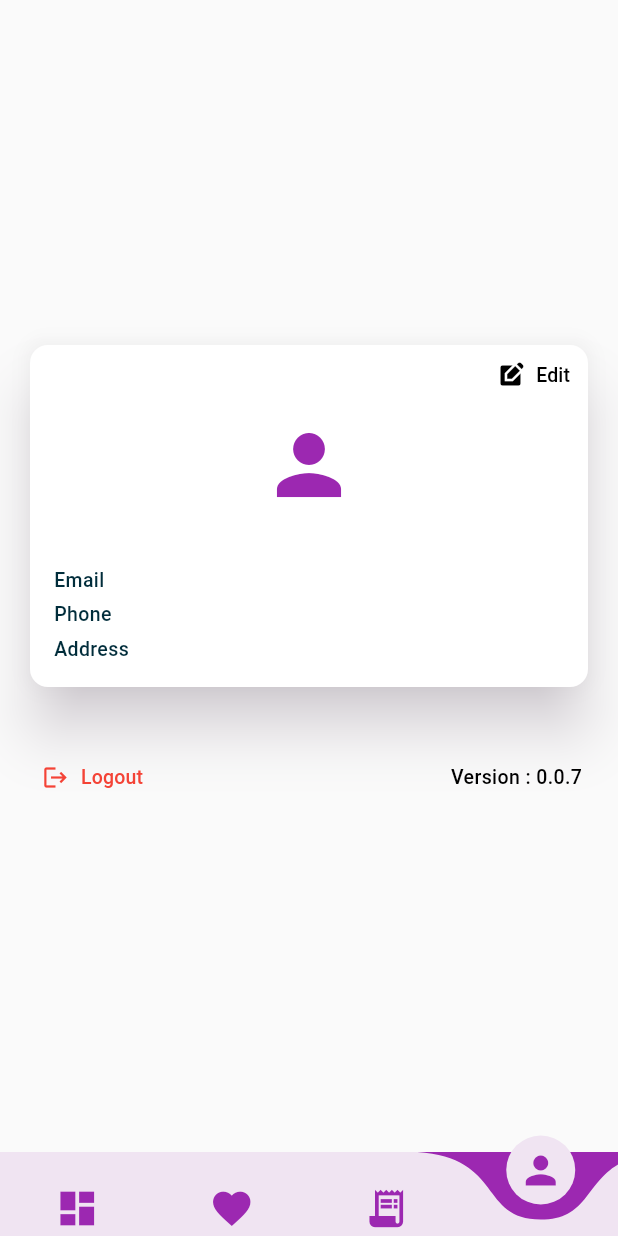
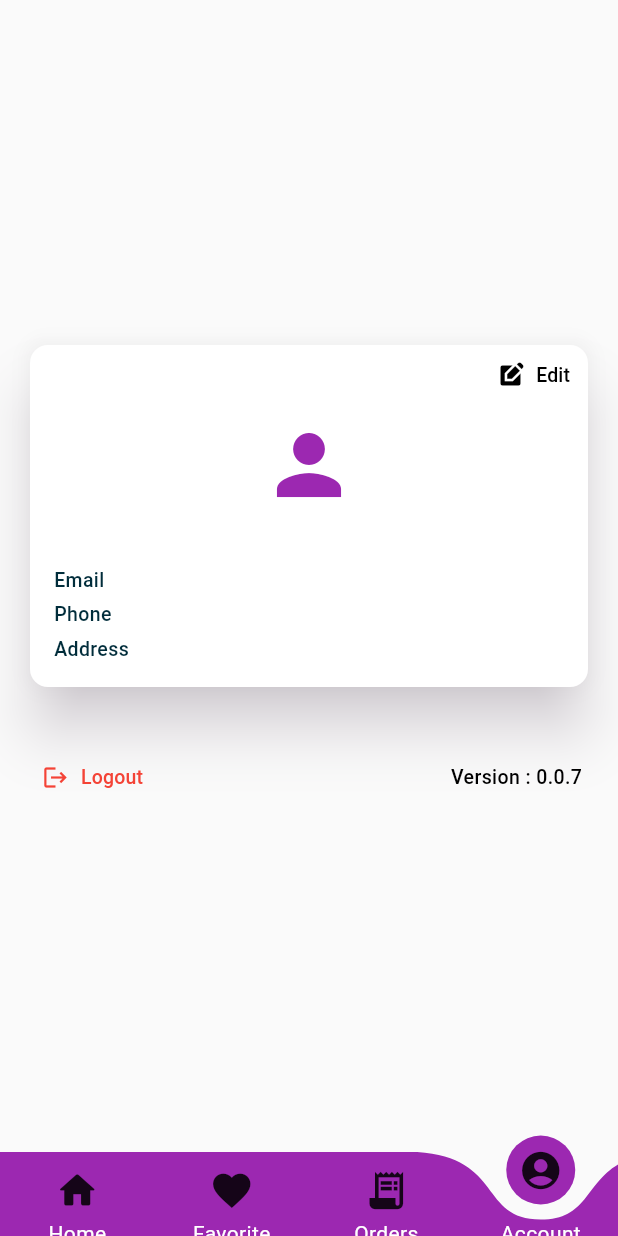
Before and after one commit to naing-pyae-hlyan/apos-app, a Flutter app: the NavHomePage screen opened directly, item 4 of the bottom bar chosen, on a phone screen of 412 x 824 dp. Run offline on Flutter 3.47's test engine with Material 3 defaults, Android fonts, the phone set to English and light mode, and no system bars; drawn by our look-alikes of curved_labeled_navigation_bar, curved_navigation_bar; our stand-ins replace cloud_firestore, equatable, firebase_auth, firebase_core, firebase_messaging, flutter_bloc and 5 more; accounts and stored records are empty.

```diff
--- a/lib/models/customer_model.dart
+++ b/lib/models/customer_model.dart
@@ -11,6 +11,7 @@ class CustomerModel {
   final int status;
   final String? fcmToken;
   final DateTime createdDate;
+  // final Map<String, List<String>> favourites;
 
   CustomerModel({
     this.id,
@@ -23,6 +24,7 @@ class CustomerModel {
     required this.status,
     required this.fcmToken,
     required this.createdDate,
+    // required this.favourites,
   });
 
   factory CustomerModel.fromJson(Map<String, dynamic> json, String? id) {
--- a/lib/views/pages/nav_home_page.dart
+++ b/lib/views/pages/nav_home_page.dart
@@ -1,5 +1,6 @@
 import 'package:apos_app/lib_exp.dart';
-import 'package:curved_navigation_bar/curved_navigation_bar.dart';
+import 'package:curved_labeled_navigation_bar/curved_navigation_bar.dart';
+import 'package:curved_labeled_navigation_bar/curved_navigation_bar_item.dart';
 
 enum NavHomeEnum { products, fav, orders, account }
 
@@ -11,54 +12,76 @@ class NavHomePage extends StatefulWidget {
 }
 
 class _NavHomePageState extends State<NavHomePage> {
-  NavHomeEnum _currentPage = NavHomeEnum.products;
+  int _selectedIndex = 0;
 
-  void _onDidChangedNavBar(NavHomeEnum navItem) {
-    if (navItem == _currentPage) return;
+  void _onDidChangedNavBar(int index) {
+    if (index == _selectedIndex) return;
     setState(() {
-      _currentPage = navItem;
+      _selectedIndex = index;
     });
   }
+
+  final List<Widget> _tabs = const [
+    NavProductsPage(),
+    NavFavPage(),
+    NavOrdersPage(),
+    NavAccountPage(),
+  ];
 
   @override
   Widget build(BuildContext context) {
     return SafeArea(
       child: Scaffold(
-        body: switch (_currentPage) {
-          NavHomeEnum.products => const NavProductsPage(),
-          NavHomeEnum.fav => const NavFavPage(),
-          NavHomeEnum.orders => const NavOrdersPage(),
-          NavHomeEnum.account => const NavAccountPage(),
-        },
+        body: _tabs[_selectedIndex],
         bottomNavigationBar: CurvedNavigationBar(
-          color: Consts.secondaryColor,
-          backgroundColor: Consts.primaryColor,
-          buttonBackgroundColor: Consts.secondaryColor,
+          color: Consts.primaryColor,
+          backgroundColor: Consts.scaffoldBackgroundColor,
+          buttonBackgroundColor: Consts.primaryColor,
           height: 56,
-          items: const [
-            Icon(Icons.dashboard, color: Consts.primaryColor, size: 30),
-            Icon(Icons.favorite, color: Consts.primaryColor, size: 30),
-            Icon(Icons.receipt_long, color: Consts.primaryColor, size: 30),
-            Icon(Icons.person, color: Consts.primaryColor, size: 30),
+          items: [
+            CurvedNavigationBarItem(
+              child: const Icon(
+                Icons.home_rounded,
+                size: 30,
+              ),
+              label: "Home",
+              labelStyle: navBarLabelStyle,
+            ),
+            CurvedNavigationBarItem(
+              child: const Icon(
+                Icons.favorite,
+                size: 30,
+              ),
+              label: "Favorite",
+              labelStyle: navBarLabelStyle,
+            ),
+            CurvedNavigationBarItem(
+              child: const Icon(
+                Icons.receipt_long,
+                size: 30,
+              ),
+              label: "Orders",
+              labelStyle: navBarLabelStyle,
+            ),
+            CurvedNavigationBarItem(
+              child: const Icon(
+                Icons.account_circle_rounded,
+                size: 30,
+              ),
+              label: "Account",
+              labelStyle: navBarLabelStyle,
+            ),
           ],
           onTap: (int index) {
-            switch (index) {
-              case 0:
-                _onDidChangedNavBar(NavHomeEnum.products);
-                break;
-              case 1:
-                _onDidChangedNavBar(NavHomeEnum.fav);
-                break;
-              case 2:
-                _onDidChangedNavBar(NavHomeEnum.orders);
-                break;
-              case 3:
-                _onDidChangedNavBar(NavHomeEnum.account);
-                break;
-            }
+            _onDidChangedNavBar(index);
           },
         ),
       ),
     );
   }
+
+  TextStyle get navBarLabelStyle => const TextStyle(
+        color: Colors.white,
+        overflow: TextOverflow.ellipsis,
+      );
 }
--- a/pubspec.yaml
+++ b/pubspec.yaml
@@ -20,9 +20,9 @@ dependencies:
   package_info_plus: ^8.0.1
   shared_preferences: ^2.2.3
   crypto: ^3.0.3
-  curved_navigation_bar: ^1.0.6
   firebase_auth: ^5.1.4
   pin_code_fields: ^8.0.1
+  curved_labeled_navigation_bar: ^2.0.2
 
 dev_dependencies:
   flutter_test:
```
Also changed, not shown: lib/bloc/auth/auth_bloc.dart (+42 -58 lines), lib/bloc/auth/auth_event.dart (+7 -0 lines), lib/bloc/auth/auth_state.dart (+2 -6 lines), lib/views/dialogs/otp_dialog.dart (+46 -16 lines), lib/views/pages/register_page.dart (+32 -5 lines), pubspec.lock, 55 other files.
